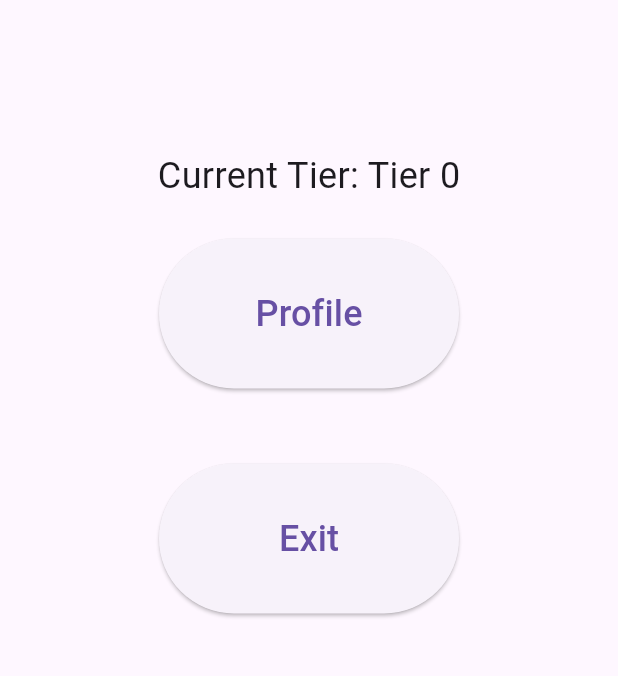
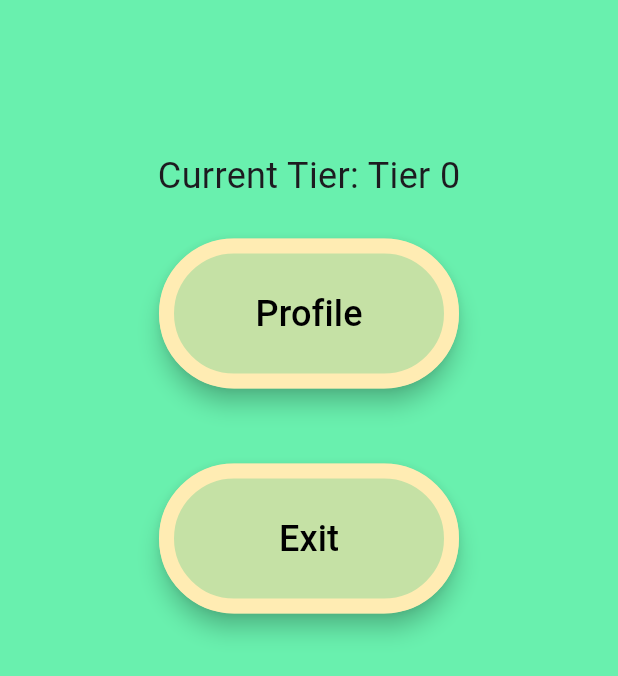
Before and after one commit to AqilHanan/YouthHack_2K24_Team14, a Flutter app: the TakerPage screen opened directly, on a phone screen of 412 x 824 dp. Shown: the top 676 px of the screen. Run offline on Flutter 3.47's test engine with Material 3 defaults, Android fonts, the phone set to English and light mode, and no system bars; our stand-ins replace cloud_firestore, firebase_core; accounts and stored records are empty.

Commit message:
version 0.71 made testgiverpage.dart look nicee made takerpage.dart look nice

```diff
--- a/lib/Pages/takerpage.dart
+++ b/lib/Pages/takerpage.dart
@@ -2,7 +2,6 @@ import 'package:flutter/material.dart';
 import 'choicepage.dart';
 import 'collectionpage.dart';
 import 'package:youth_hack_2k24_group14/services/firestore.dart';
-
 
 class TakerPage extends StatefulWidget {
   final String initialTier;
@@ -14,7 +13,6 @@ class TakerPage extends StatefulWidget {
 }
 
 class _TakerPageState extends State<TakerPage> {
-
   late String _tier;
 
   @override
@@ -41,6 +39,7 @@ class _TakerPageState extends State<TakerPage> {
   @override
   Widget build(BuildContext context) {
     return Scaffold(
+      backgroundColor: Colors.greenAccent[200], // Background color matching the others
       body: SingleChildScrollView(
         child: SafeArea(
           child: Center(
@@ -56,10 +55,16 @@ class _TakerPageState extends State<TakerPage> {
                   height: 100,
                   width: 200,
                   child: ElevatedButton(
+                    style: ElevatedButton.styleFrom(
+                      backgroundColor: Colors.lightGreen[200], // Similar button color
+                      side: BorderSide(color: Colors.amber[100]!, width: 10), // Amber outer ring
+                      shadowColor: Colors.black,
+                      elevation: 6,
+                    ),
                     onPressed: () => _navigateToCollectionPage(context),
                     child: const Text(
                       "Profile",
-                      style: TextStyle(fontSize: 24),
+                      style: TextStyle(fontSize: 24, color: Colors.black),
                     ),
                   ),
                 ),
@@ -69,15 +74,22 @@ class _TakerPageState extends State<TakerPage> {
                     height: 100,
                     width: 200,
                     child: ElevatedButton(
+                      style: ElevatedButton.styleFrom(
+                        backgroundColor: Colors.lightGreen[200],
+                        side: BorderSide(color: Colors.amber[100]!, width: 10),
+                        shadowColor: Colors.black,
+                        elevation: 6,
+                      ),
                       onPressed: () {
                         Navigator.push(
                           context,
-                          MaterialPageRoute(builder: (context) => ChoicePage()),
+                          MaterialPageRoute(
+                              builder: (context) => ChoicePage()),
                         );
                       },
                       child: const Text(
                         "Choice",
-                        style: TextStyle(fontSize: 24),
+                        style: TextStyle(fontSize: 24, color: Colors.black),
                       ),
                     ),
                   ),
@@ -86,12 +98,18 @@ class _TakerPageState extends State<TakerPage> {
                   height: 100,
                   width: 200,
                   child: ElevatedButton(
+                    style: ElevatedButton.styleFrom(
+                      backgroundColor: Colors.lightGreen[200],
+                      side: BorderSide(color: Colors.amber[100]!, width: 10),
+                      shadowColor: Colors.black,
+                      elevation: 6,
+                    ),
                     onPressed: () {
                       Navigator.pop(context);
                     },
                     child: const Text(
                       "Exit",
-                      style: TextStyle(fontSize: 24),
+                      style: TextStyle(fontSize: 24, color: Colors.black),
                     ),
                   ),
                 ),
```
